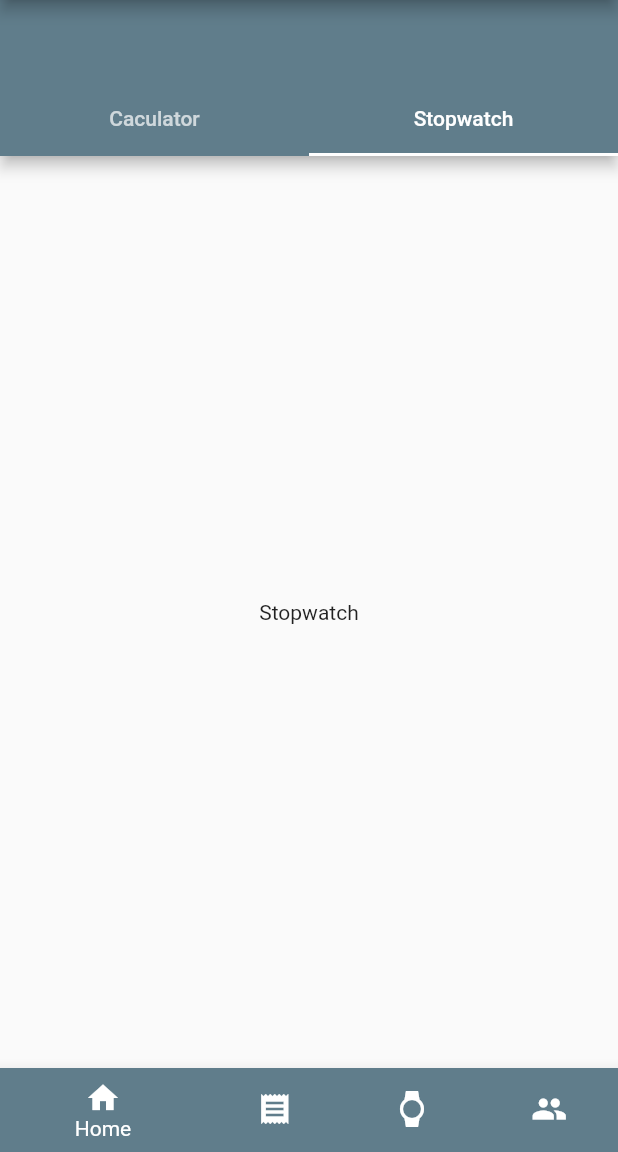
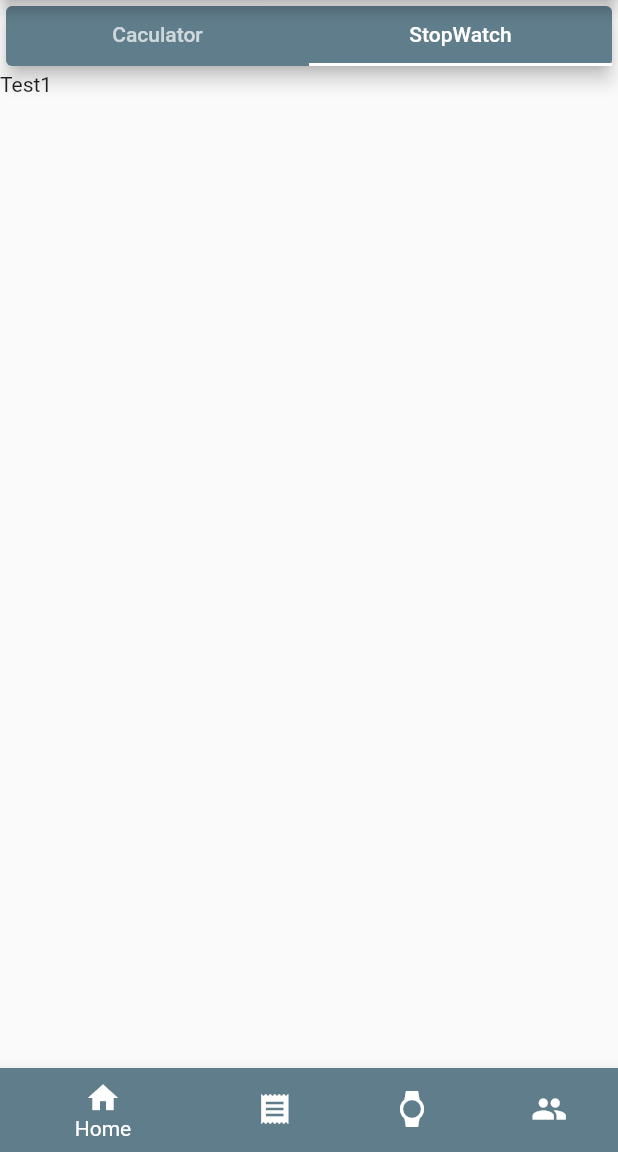
Before and after one commit to EugeneTeu/BrewCompass, a Flutter app: the screen it shows after launch, tab 2 chosen, on a phone screen of 412 x 824 dp, the part 84-1236 px from its top. Run offline on Flutter 3.47's test engine with Material 2 defaults, Android fonts, the phone set to English and light mode, and no system bars.

Commit message:
linked tabbed pages to caculator and stopwatch

```diff
--- a/coffee_app/lib/caculator.dart
+++ b/coffee_app/lib/caculator.dart
@@ -26,7 +26,7 @@ class _MyCalcPageState extends State<MyCalcPage> {
 
   _buttonPressed(String num){
 
-    if (num == "CLEAR") {
+    if (num == "C") {
 
       _output ="0";
       num1 = 0.0;
@@ -66,7 +66,7 @@ class _MyCalcPageState extends State<MyCalcPage> {
     }
 
     setState( () {
-      output = double.parse(_output).toStringAsFixed(3);
+      output = double.parse(_output).toStringAsFixed(2);
     }
     );
 
@@ -87,9 +87,7 @@ class _MyCalcPageState extends State<MyCalcPage> {
   @override
   Widget build(BuildContext context) {
     return Scaffold(
-      appBar: AppBar(
-        title: Text("tools", style: _calcFont,),
-      ),
+
       body: new Container(
 
         child: new Column(children: <Widget>[
--- a/coffee_app/lib/main.dart
+++ b/coffee_app/lib/main.dart
@@ -35,7 +35,7 @@ class _MyHomePageState extends State<MyHomePage> {
     TabbedPage(),
     HomePage(),
     RecipePage(),
-    MyCalcPage(),
+    FourthPage(),
     FourthPage(),
 
   ];
--- a/coffee_app/lib/toolsPage.dart
+++ b/coffee_app/lib/toolsPage.dart
@@ -1,3 +1,4 @@
+import 'package:coffee_app/caculator.dart';
 import 'package:flutter/cupertino.dart';
 import 'package:flutter/material.dart';
 
@@ -8,39 +9,41 @@ class TabbedPage extends StatefulWidget {
 }
 
 class TabbedPageState extends State<TabbedPage> with SingleTickerProviderStateMixin {
-    final List<Tab> myTabs = <Tab>[
+
+  //label for tabs
+final List<Tab> myTabs = <Tab>[
     Tab(text: 'Caculator'),
     Tab(text: 'Stopwatch'),
   ];
-  TabController _toolController;
-  @override
-  void initState() {
-    super.initState();
-    _toolController = TabController(vsync: this, length: myTabs.length);
-  }
 
- @override
- void dispose() {
-   _toolController.dispose();
-   super.dispose();
- }
+  //wrapping tabs into a tabBar
+  final TabBar toolBar = new TabBar(
+    tabs: <Tab>[
+      new Tab(text: 'Caculator'),
+      new Tab(text: 'StopWatch'),
+    ]);
 
 
   @override
   Widget build(BuildContext context){
-    return Scaffold(
-      appBar: AppBar(
-        bottom: TabBar(
-          controller: _toolController,
-          tabs: myTabs,
-        ),
-      ),
-      body: TabBarView(
-        controller: _toolController,
-        children: myTabs.map((Tab tab) {
-          return Center(child: Text(tab.text));
-        }).toList(),
-      ),
-    );
+    return new DefaultTabController(
+            length: 2,
+            child: Scaffold(
+              appBar: new PreferredSize(
+                preferredSize: toolBar.preferredSize,
+                child: new Card(
+                  elevation: 5.0,
+                  color: Theme.of(context).primaryColor,
+                  child: toolBar,
+                  )),
+
+                body: TabBarView(
+                  children: <Widget>[
+                    new MyCalcPage(),
+                    new Text("Test1"),
+                  ]
+                ),
+              ),
+            );
   }
 }
```
